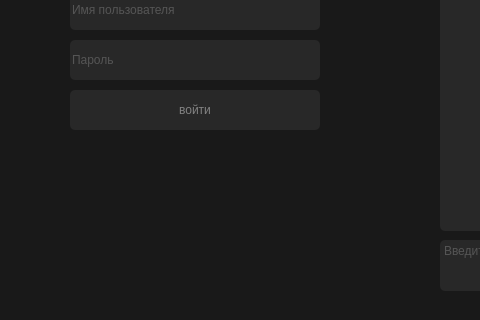
This is Ver_2.0/mainUI.ui in HappyAcidRain/ChatieThing as Qt 5 draws it before an edit; both pictures show x 0 to 480 and y 180 to 500 of the 800 by 500 pixel window. The edited form follows.
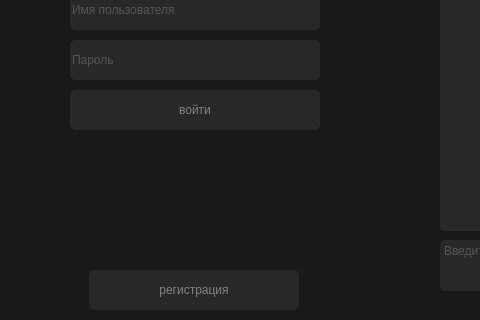
This is the edited form. Icons and pictures are not drawn.

What changed in the file:
```diff
--- a/Ver_2.0/mainUI.ui
+++ b/Ver_2.0/mainUI.ui
@@ -176,6 +176,20 @@
      <string>Здесь будет ответ...</string>
     </property>
    </widget>
+   <widget class="QPushButton" name="btn_reg">
+    <property name="geometry">
+     <rect>
+      <x>89</x>
+      <y>450</y>
+      <width>210</width>
+      <height>40</height>
+     </rect>
+    </property>
+    <property name="text">
+     <string>регистрация</string>
+    </property>
+   </widget>
+   <zorder>btn_reg</zorder>
    <zorder>btn_commitLogin</zorder>
    <zorder>le_password</zorder>
    <zorder>te_question</zorder>
```
